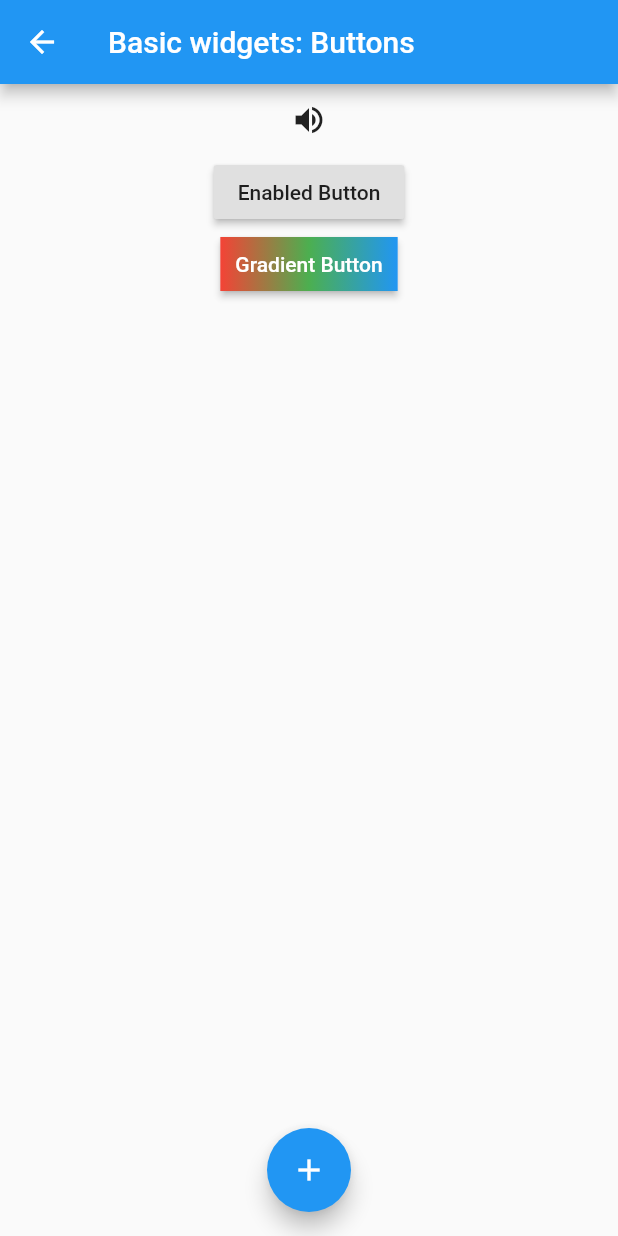
After one commit to coloseis/flutter-laboratory, a Flutter app: the ButtonsPage screen opened by its route, on a phone screen of 412 x 824 dp. The commit adds this screen. Run offline on Flutter 3.47's test engine with Material 2 defaults, Android fonts, the phone set to English and light mode, and no system bars.

Commit message:
Buttons.

```diff
--- a/lib/main.dart
+++ b/lib/main.dart
@@ -6,6 +6,7 @@ import 'widgets/stack.dart';
 import 'widgets/row.dart';
 import 'widgets/column.dart';
 import 'widgets/basic_widgets.dart';
+import 'widgets/buttons.dart';
 
 void main() => runApp(MyApp());
 
@@ -30,6 +31,7 @@ class MyApp extends StatelessWidget {
         '/row': (context) => RowPage(),
         '/column': (context) => ColumnPage(),
         '/basicWidgets': (context) => MyScaffold(),
+        '/buttons': (context) => ButtonsPage(),
       },
     );
   }
@@ -96,6 +98,12 @@ class MyHomePage extends StatelessWidget {
                 Navigator.pushNamed(context, '/basicWidgets');
               },
             ),
+            RaisedButton(
+              child: Text('Buttons'),
+              onPressed: () {
+                Navigator.pushNamed(context, '/buttons');
+              },
+            ),
           ],
         ),
       ),
--- /dev/null
+++ b/lib/widgets/buttons.dart
@@ -0,0 +1,47 @@
+import 'package:flutter/material.dart';
+
+class ButtonsPage extends StatelessWidget {
+  @override
+  Widget build(BuildContext context) {
+    return Scaffold(
+      appBar: AppBar(
+        title: Text("Basic widgets: Buttons"),
+      ),
+      body: Center(
+        child: Column(
+          children: <Widget>[
+            IconButton(
+              icon: Icon(Icons.volume_up),
+              tooltip: 'Increase volume by 10',
+              onPressed: () {},
+            ),
+            RaisedButton(
+              child: const Text('Enabled Button'),
+              onPressed: () {},
+            ),
+            RaisedButton(
+          onPressed: () {},
+          textColor: Colors.white,
+          padding: const EdgeInsets.all(0.0),
+          child: Container(
+            decoration: const BoxDecoration(
+              gradient: LinearGradient(
+                colors: <Color>[Colors.red, Colors.green, Colors.blue],
+              ),
+            ),
+            padding: const EdgeInsets.all(10.0),
+            child: Text('Gradient Button'),
+          ),
+        ),
+          ],
+        ),
+      ),
+      floatingActionButton: FloatingActionButton(
+        onPressed: () => {},
+        tooltip: 'Increment Counter',
+        child: Icon(Icons.add),
+      ),
+      floatingActionButtonLocation: FloatingActionButtonLocation.centerFloat,
+    );
+  }
+}
```
